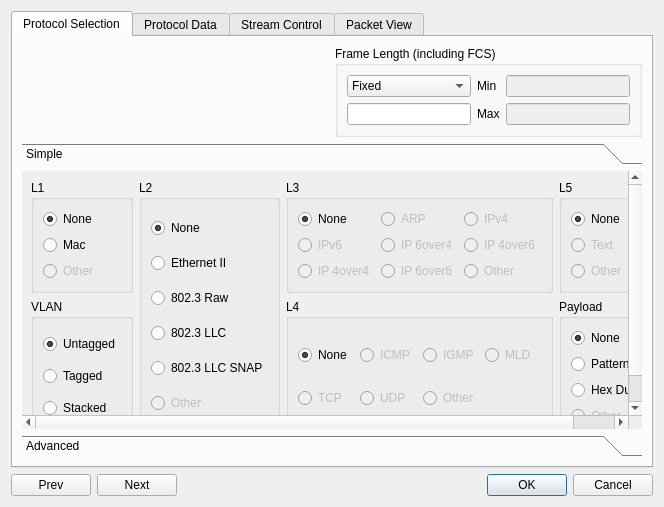
Above: client/streamconfigdialog.ui from tym0roman/ostinato before the change. Below: the same form after it.
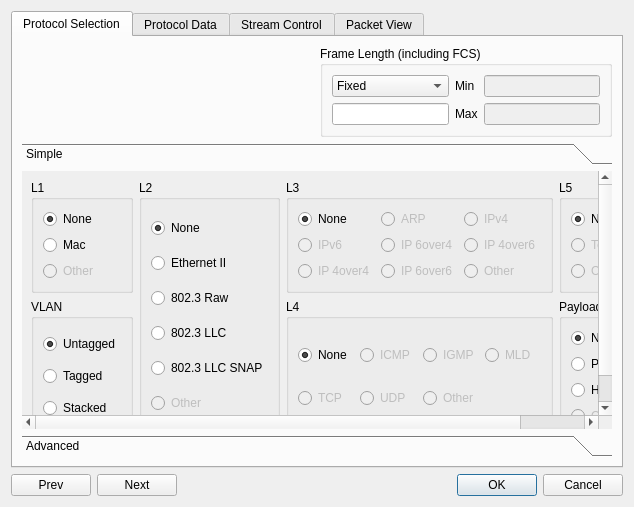
That is the form after the change. Icons and pictures are not drawn. Custom widgets are drawn as their Qt base class.

Patch:
```diff
--- a/client/streamconfigdialog.ui
+++ b/client/streamconfigdialog.ui
@@ -5,11 +5,11 @@
   <property name="windowModality">
    <enum>Qt::ApplicationModal</enum>
   </property>
-  <property name="geometry">
+  <property name="geometry" >
    <rect>
     <x>0</x>
     <y>0</y>
-    <width>664</width>
+    <width>634</width>
     <height>507</height>
    </rect>
   </property>
@@ -143,13 +143,13 @@
          <property name="currentIndex">
           <number>0</number>
          </property>
-         <widget class="QWidget" name="page">
-          <property name="geometry">
+         <widget class="QWidget" name="page" >
+          <property name="geometry" >
            <rect>
             <x>0</x>
             <y>0</y>
-            <width>765</width>
-            <height>280</height>
+            <width>592</width>
+            <height>269</height>
            </rect>
           </property>
           <attribute name="label">
```
Left out of the diff: 966 changed lines with no effect on the pictures.
